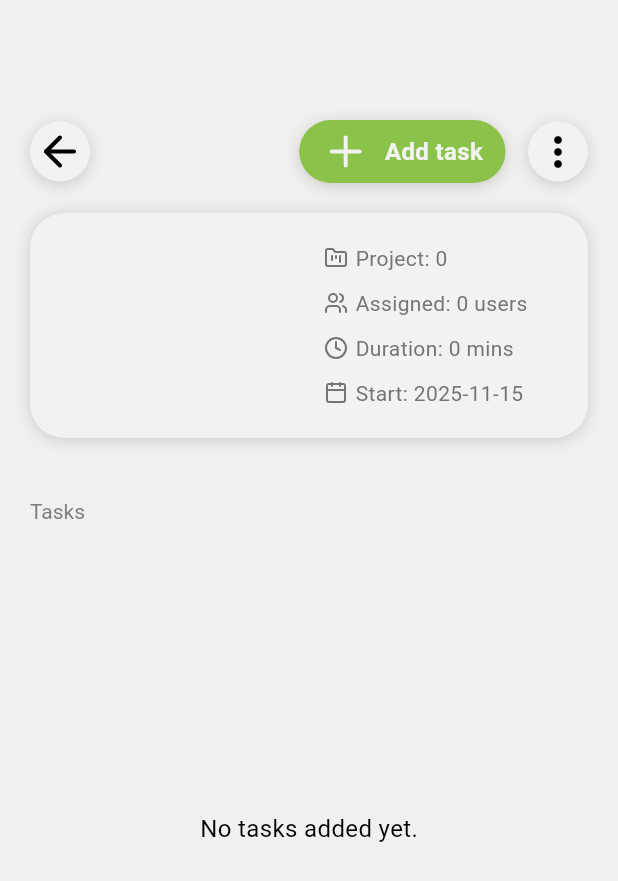
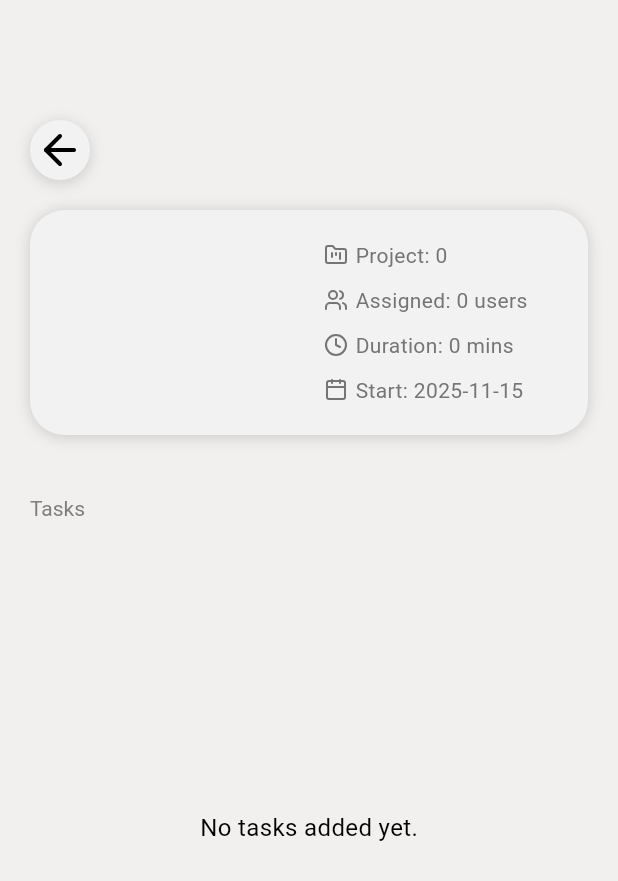
Before and after one commit to bfBogdan/FidraOps, a Flutter app: the WorkPage screen opened directly with empty values, on a phone screen of 412 x 824 dp. Shown: the top 881 px of the screen. Run offline on Flutter 3.47's test engine with Material 3 defaults, Android fonts, the phone set to English and light mode, and no system bars; our stand-ins replace dio, lucide_icons_flutter, shared_preferences; accounts and stored records are empty; network calls fail; Roboto replaces fonts that are missing (SF Pro).

Commit message:
Hide admin features from users

```diff
--- a/fidraops_app/lib/view/pages/work_page.dart
+++ b/fidraops_app/lib/view/pages/work_page.dart
@@ -1,6 +1,8 @@
 import 'package:fidraops_app/data/models/work.dart';
+import 'package:fidraops_app/providers/app_state.dart';
 import 'package:flutter/material.dart';
 import 'package:lucide_icons_flutter/lucide_icons.dart';
+import 'package:provider/provider.dart';
 
 class WorkPage extends StatelessWidget {
   final Work work;
@@ -46,7 +48,7 @@ class WorkPage extends StatelessWidget {
                     ),
                   ),
                 ),
-                Row(
+                if (context.read<AppState>().isAdmin == true) Row(
                   children: [
                     GestureDetector(
                       onTap: () {},
--- a/fidraops_app/lib/view/pages/works_page.dart
+++ b/fidraops_app/lib/view/pages/works_page.dart
@@ -40,7 +40,7 @@ class WorksPage extends StatelessWidget {
                           'Scheduled work',
                           style: TextStyle(fontSize: 28, fontWeight: FontWeight.w600),
                         ),
-                        GestureDetector(
+                        if (context.read<AppState>().isAdmin == true) GestureDetector(
                           onTap:() {
                             Navigator.of(context).push(MaterialPageRoute(builder: (_) => CreateWorkPage()));
                           },
--- a/fidraops_app/lib/view/widgets/work_card.dart
+++ b/fidraops_app/lib/view/widgets/work_card.dart
@@ -1,7 +1,9 @@
 import 'package:fidraops_app/data/models/work.dart';
+import 'package:fidraops_app/providers/app_state.dart';
 import 'package:fidraops_app/view/pages/work_page.dart';
 import 'package:flutter/material.dart';
 import 'package:lucide_icons_flutter/lucide_icons.dart';
+import 'package:provider/provider.dart';
 
 class WorkCard extends StatelessWidget {
   final Work work;
@@ -89,8 +91,8 @@ class WorkCard extends StatelessWidget {
                       ),
                     ],
                   ),
-                  SizedBox(height: 6),
-                  Row(
+                  if (context.read<AppState>().isAdmin == true) SizedBox(height: 6),
+                  if (context.read<AppState>().isAdmin == true) Row(
                     spacing: 8,
                     children: [
                       Icon(
```
